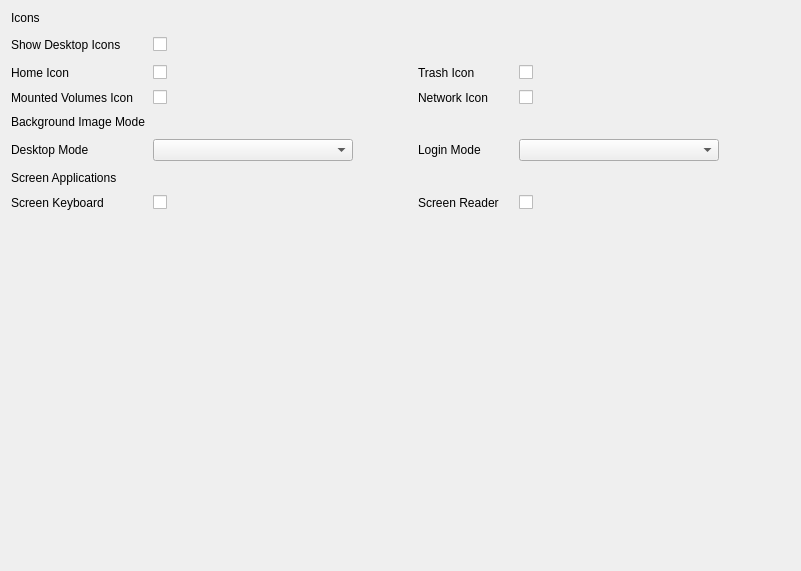
First picture: the form in stacer/Pages/GnomeSettings/appearance_settings.ui, repository oguzhaninan/Stacer, before the edit.
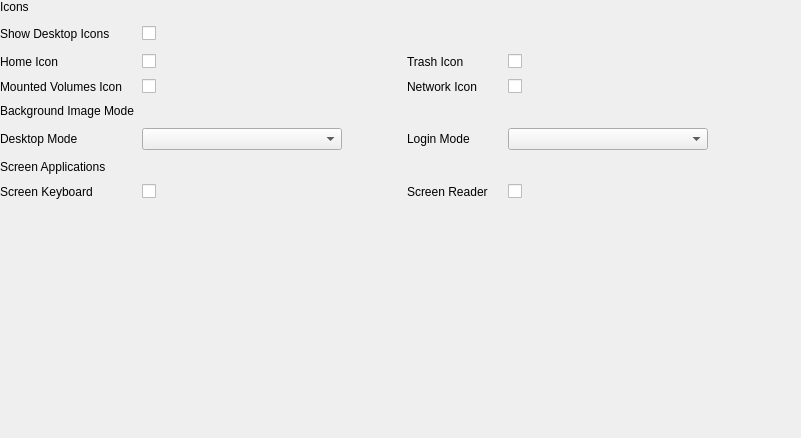
Second picture: the form after the edit.

What changed in the file:
```diff
--- a/stacer/Pages/GnomeSettings/appearance_settings.ui
+++ b/stacer/Pages/GnomeSettings/appearance_settings.ui
@@ -7,13 +7,28 @@
     <x>0</x>
     <y>0</y>
     <width>801</width>
-    <height>571</height>
+    <height>438</height>
    </rect>
   </property>
   <property name="windowTitle">
    <string>Form</string>
   </property>
   <layout class="QVBoxLayout" name="verticalLayout">
+   <property name="spacing">
+    <number>0</number>
+   </property>
+   <property name="leftMargin">
+    <number>0</number>
+   </property>
+   <property name="topMargin">
+    <number>0</number>
+   </property>
+   <property name="rightMargin">
+    <number>0</number>
+   </property>
+   <property name="bottomMargin">
+    <number>0</number>
+   </property>
    <item>
     <layout class="QGridLayout" name="gridLayout">
      <property name="horizontalSpacing">
@@ -37,6 +52,12 @@
      </item>
      <item row="2" column="3">
       <widget class="QLabel" name="lblTrashIcon">
+       <property name="sizePolicy">
+        <sizepolicy hsizetype="Expanding" vsizetype="Preferred">
+         <horstretch>0</horstretch>
+         <verstretch>0</verstretch>
+        </sizepolicy>
+       </property>
        <property name="text">
         <string>Trash Icon</string>
        </property>
@@ -44,6 +65,12 @@
      </item>
      <item row="3" column="3">
       <widget class="QLabel" name="lblNetworkIcon">
+       <property name="sizePolicy">
+        <sizepolicy hsizetype="Expanding" vsizetype="Preferred">
+         <horstretch>0</horstretch>
+         <verstretch>0</verstretch>
+        </sizepolicy>
+       </property>
        <property name="text">
         <string>Network Icon</string>
        </property>
@@ -87,6 +114,12 @@
      </item>
      <item row="2" column="0">
       <widget class="QLabel" name="lblHomeIcon">
+       <property name="sizePolicy">
+        <sizepolicy hsizetype="Expanding" vsizetype="Preferred">
+         <horstretch>0</horstretch>
+         <verstretch>0</verstretch>
+        </sizepolicy>
+       </property>
        <property name="text">
         <string>Home Icon</string>
        </property>
@@ -94,6 +127,12 @@
      </item>
      <item row="7" column="0">
       <widget class="QLabel" name="lblMountedIcon_4">
+       <property name="sizePolicy">
+        <sizepolicy hsizetype="Expanding" vsizetype="Preferred">
+         <horstretch>0</horstretch>
+         <verstretch>0</verstretch>
+        </sizepolicy>
+       </property>
        <property name="text">
         <string>Screen Keyboard</string>
        </property>
@@ -101,6 +140,12 @@
      </item>
      <item row="4" column="0" colspan="6">
       <widget class="QLabel" name="label_2">
+       <property name="sizePolicy">
+        <sizepolicy hsizetype="Expanding" vsizetype="Preferred">
+         <horstretch>0</horstretch>
+         <verstretch>0</verstretch>
+        </sizepolicy>
+       </property>
        <property name="accessibleName">
         <string>title</string>
        </property>
@@ -137,6 +182,12 @@
      </item>
      <item row="5" column="3">
       <widget class="QLabel" name="lblMountedIcon_3">
+       <property name="sizePolicy">
+        <sizepolicy hsizetype="Expanding" vsizetype="Preferred">
+         <horstretch>0</horstretch>
+         <verstretch>0</verstretch>
+        </sizepolicy>
+       </property>
        <property name="text">
         <string>Login Mode</string>
        </property>
@@ -144,6 +195,12 @@
      </item>
      <item row="3" column="0">
       <widget class="QLabel" name="lblMountedIcon">
+       <property name="sizePolicy">
+        <sizepolicy hsizetype="Expanding" vsizetype="Preferred">
+         <horstretch>0</horstretch>
+         <verstretch>0</verstretch>
+        </sizepolicy>
+       </property>
        <property name="text">
         <string>Mounted Volumes Icon</string>
        </property>
@@ -193,6 +250,12 @@
      </item>
      <item row="7" column="3">
       <widget class="QLabel" name="lblMountedIcon_5">
+       <property name="sizePolicy">
+        <sizepolicy hsizetype="Expanding" vsizetype="Preferred">
+         <horstretch>0</horstretch>
+         <verstretch>0</verstretch>
+        </sizepolicy>
+       </property>
        <property name="text">
         <string>Screen Reader</string>
        </property>
@@ -201,7 +264,7 @@
      <item row="5" column="4">
       <widget class="QComboBox" name="comboBox_2">
        <property name="sizePolicy">
-        <sizepolicy hsizetype="Preferred" vsizetype="Fixed">
+        <sizepolicy hsizetype="Expanding" vsizetype="Fixed">
          <horstretch>0</horstretch>
          <verstretch>0</verstretch>
         </sizepolicy>
@@ -225,6 +288,12 @@
      </item>
      <item row="5" column="0">
       <widget class="QLabel" name="lblMountedIcon_2">
+       <property name="sizePolicy">
+        <sizepolicy hsizetype="Expanding" vsizetype="Preferred">
+         <horstretch>0</horstretch>
+         <verstretch>0</verstretch>
+        </sizepolicy>
+       </property>
        <property name="text">
         <string>Desktop Mode</string>
        </property>
@@ -232,6 +301,12 @@
      </item>
      <item row="1" column="0">
       <widget class="QLabel" name="label">
+       <property name="sizePolicy">
+        <sizepolicy hsizetype="Expanding" vsizetype="Preferred">
+         <horstretch>0</horstretch>
+         <verstretch>0</verstretch>
+        </sizepolicy>
+       </property>
        <property name="text">
         <string>Show Desktop Icons</string>
        </property>
@@ -240,7 +315,7 @@
      <item row="5" column="1">
       <widget class="QComboBox" name="comboBox">
        <property name="sizePolicy">
-        <sizepolicy hsizetype="Preferred" vsizetype="Fixed">
+        <sizepolicy hsizetype="Expanding" vsizetype="Fixed">
          <horstretch>0</horstretch>
          <verstretch>0</verstretch>
         </sizepolicy>
@@ -277,6 +352,12 @@
      </item>
      <item row="6" column="0" colspan="6">
       <widget class="QLabel" name="label_3">
+       <property name="sizePolicy">
+        <sizepolicy hsizetype="Expanding" vsizetype="Preferred">
+         <horstretch>0</horstretch>
+         <verstretch>0</verstretch>
+        </sizepolicy>
+       </property>
        <property name="accessibleName">
         <string>title</string>
        </property>
```
